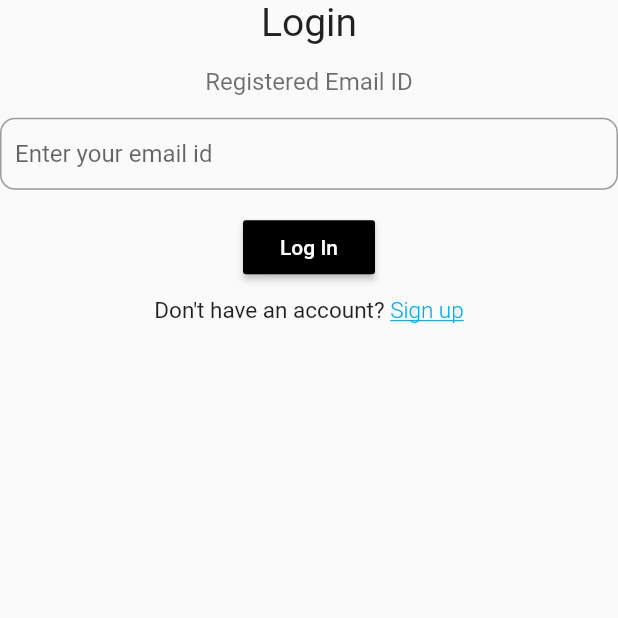
After one commit to Crazzygamerr/ToDo, a Flutter app: the Login screen opened directly, after a tap on "Sign up", on a phone screen of 412 x 824 dp, the top half of it. The commit adds this screen. Run offline on Flutter 3.47's test engine with Material 2 defaults, Android fonts, the phone set to English and light mode, and no system bars; our stand-ins replace cloud_firestore, firebase_auth, firebase_core, flutter_screenutil, google_fonts; accounts and stored records are empty.

Commit message:
Added Login

```diff
--- /dev/null
+++ b/lib/Login.dart
@@ -0,0 +1,63 @@
+import 'package:ToDo/HomeScreen.dart';
+import 'package:ToDo/Widgets/CreateAcc.dart';
+import 'package:ToDo/Widgets/LoginScreen.dart';
+import 'package:flutter/material.dart';
+import 'package:flutter_screenutil/flutter_screenutil.dart';
+
+class Login extends StatefulWidget {
+  @override
+  _LoginState createState() => _LoginState();
+}
+
+class _LoginState extends State<Login> {
+  PageController pageCon = new PageController(initialPage: 0);
+
+  @override
+  Widget build(BuildContext context) {
+    ScreenUtil.init(context,
+        width: 411.4, height: 866.3, allowFontScaling: true);
+
+    return Scaffold(
+      body: PageView(
+        controller: pageCon,
+        physics: NeverScrollableScrollPhysics(),
+        children: [
+
+          CreateAcc(),
+
+          LoginScreen(),
+
+          Container(
+            child: Column(
+              children: [
+                Text("Are you sure you want to proceed as guest?"),
+                Text("Sync will not be available across android devices."),
+                Row(
+                  children: [
+                    RaisedButton(
+                      onPressed: () {
+                        Navigator.pop(context);
+                      },
+                      child: Text("Back"),
+                    ),
+                    RaisedButton(
+                      onPressed: () {
+                        Navigator.pushAndRemoveUntil(
+                            context,
+                            new MaterialPageRoute(
+                                builder: (context) => HomeScreen()),
+                            (route) => false);
+                      },
+                      child: Text("Back"),
+                    )
+                  ],
+                ),
+              ],
+            ),
+          ),
+
+        ],
+      ),
+    );
+  }
+}
--- /dev/null
+++ b/lib/Widgets/CreateAcc.dart
@@ -0,0 +1,123 @@
+import 'package:flutter/material.dart';
+import 'package:flutter_screenutil/flutter_screenutil.dart';
+
+class CreateAcc extends StatefulWidget {
+  @override
+  _CreateAccState createState() => _CreateAccState();
+}
+
+class _CreateAccState extends State<CreateAcc> {
+  @override
+  Widget build(BuildContext context) {
+
+    ScreenUtil.init(context,
+        width: 411.4, height: 866.3, allowFontScaling: true);
+
+    return Container(
+      child: Container(
+            child: Column(
+              children: [
+
+                Text(
+                  "Login",
+                  style: TextStyle(fontSize: ScreenUtil().setSp(26)),
+                  textAlign: TextAlign.start,
+                ),
+
+                Padding(
+                  padding: EdgeInsets.fromLTRB(
+                      ScreenUtil().setWidth(0),
+                      ScreenUtil().setHeight(15),
+                      ScreenUtil().setWidth(0),
+                      ScreenUtil().setHeight(0)),
+                  child: Opacity(
+                    opacity: 0.65,
+                    child: Text(
+                      "Registered Email ID",
+                      style: TextStyle(fontSize: ScreenUtil().setSp(16)),
+                      textAlign: TextAlign.start,
+                    ),
+                  ),
+                ),
+                Padding(
+                  padding: EdgeInsets.fromLTRB(
+                      ScreenUtil().setWidth(0),
+                      ScreenUtil().setHeight(15),
+                      ScreenUtil().setWidth(0),
+                      ScreenUtil().setHeight(5)),
+                  child: Form(
+                    child: TextFormField(
+                      //controller: textCon,
+                      keyboardType: TextInputType.emailAddress,
+                      textAlign: TextAlign.start,
+                      onChanged: (String s) {
+
+                      },
+                      onEditingComplete: () {
+                      },
+                      validator: (value) {
+
+                      },
+                      decoration: InputDecoration(
+                        border: OutlineInputBorder(
+                          borderRadius: BorderRadius.circular(10),
+                        ),
+                        contentPadding: EdgeInsets.fromLTRB(
+                            ScreenUtil().setWidth(10),
+                            ScreenUtil().setHeight(10),
+                            ScreenUtil().setWidth(10),
+                            ScreenUtil().setHeight(10)),
+                        hintText: "Enter your email id",
+                      ),
+                    ),
+                  ),
+                ),
+                Container(
+                  padding:
+                      EdgeInsets.fromLTRB(0, ScreenUtil().setHeight(10), 0, 0),
+                  alignment: Alignment.bottomCenter,
+                  child: RaisedButton(
+                    color: Colors.black,
+                    child: Text(
+                      "Log In",
+                      style: TextStyle(color: Colors.white),
+                    ),
+                    onPressed: () {
+                      //pushOTP();
+                    },
+                  ),
+                ),
+                Container(
+                  padding: EdgeInsets.fromLTRB(0, ScreenUtil().setHeight(10), 0,
+                      ScreenUtil().setHeight(10)),
+                  child: Row(
+                    mainAxisAlignment: MainAxisAlignment.center,
+                    children: <Widget>[
+                      Text(
+                        "Don't have an account? ",
+                        style: TextStyle(fontSize: ScreenUtil().setSp(15)),
+                      ),
+                      GestureDetector(
+                        child: Text(
+                          "Sign up",
+                          style: TextStyle(
+                              fontSize: ScreenUtil().setSp(15),
+                              fontWeight: FontWeight.w300,
+                              decoration: TextDecoration.underline,
+                              color: Colors.lightBlue),
+                          textAlign: TextAlign.start,
+                        ),
+                        onTap: () {
+                          FocusScope.of(context).unfocus();
+                          //pageCon.jumpToPage(0);
+                        },
+                      ),
+                    ],
+                  ),
+                ),
+              ],
+            ),
+          ),
+    );
+  }
+}
--- /dev/null
+++ b/lib/Widgets/LoginScreen.dart
@@ -0,0 +1,122 @@
+import 'package:flutter/material.dart';
+import 'package:flutter_screenutil/flutter_screenutil.dart';
+
+class LoginScreen extends StatefulWidget {
+  @override
+  _LoginScreenState createState() => _LoginScreenState();
+}
+
+class _LoginScreenState extends State<LoginScreen> {
+
+  @override
+  Widget build(BuildContext context) {
+
+    ScreenUtil.init(context,
+        width: 411.4, height: 866.3, allowFontScaling: true);
+
+    return Container(
+            child: Column(
+              children: [
+
+                Text(
+                  "Login",
+                  style: TextStyle(fontSize: ScreenUtil().setSp(26)),
+                  textAlign: TextAlign.start,
+                ),
+
+                Padding(
+                  padding: EdgeInsets.fromLTRB(
+                      ScreenUtil().setWidth(0),
+                      ScreenUtil().setHeight(15),
+                      ScreenUtil().setWidth(0),
+                      ScreenUtil().setHeight(0)),
+                  child: Opacity(
+                    opacity: 0.65,
+                    child: Text(
+                      "Registered Email ID",
+                      style: TextStyle(fontSize: ScreenUtil().setSp(16)),
+                      textAlign: TextAlign.start,
+                    ),
+                  ),
+                ),
+                Padding(
+                  padding: EdgeInsets.fromLTRB(
+                      ScreenUtil().setWidth(0),
+                      ScreenUtil().setHeight(15),
+                      ScreenUtil().setWidth(0),
+                      ScreenUtil().setHeight(5)),
+                  child: Form(
+                    child: TextFormField(
+                      //controller: textCon,
+                      keyboardType: TextInputType.emailAddress,
+                      textAlign: TextAlign.start,
+                      onChanged: (String s) {
+
+                      },
+                      onEditingComplete: () {
+                      },
+                      validator: (value) {
+
+                      },
+                      decoration: InputDecoration(
+                        border: OutlineInputBorder(
+                          borderRadius: BorderRadius.circular(10),
+                        ),
+                        contentPadding: EdgeInsets.fromLTRB(
+                            ScreenUtil().setWidth(10),
+                            ScreenUtil().setHeight(10),
+                            ScreenUtil().setWidth(10),
+                            ScreenUtil().setHeight(10)),
+                        hintText: "Enter your email id",
+                      ),
+                    ),
+                  ),
+                ),
+                Container(
+                  padding:
+                      EdgeInsets.fromLTRB(0, ScreenUtil().setHeight(10), 0, 0),
+                  alignment: Alignment.bottomCenter,
+                  child: RaisedButton(
+                    color: Colors.black,
+                    child: Text(
+                      "Log In",
+                      style: TextStyle(color: Colors.white),
+                    ),
+                    onPressed: () {
+                      //pushOTP();
+                    },
+                  ),
+                ),
+                Container(
+                  padding: EdgeInsets.fromLTRB(0, ScreenUtil().setHeight(10), 0,
+                      ScreenUtil().setHeight(10)),
+                  child: Row(
+                    mainAxisAlignment: MainAxisAlignment.center,
+                    children: <Widget>[
+                      Text(
+                        "Don't have an account? ",
+                        style: TextStyle(fontSize: ScreenUtil().setSp(15)),
+                      ),
+                      GestureDetector(
+                        child: Text(
+                          "Sign up",
+                          style: TextStyle(
+                              fontSize: ScreenUtil().setSp(15),
+                              fontWeight: FontWeight.w300,
+                              decoration: TextDecoration.underline,
+                              color: Colors.lightBlue),
+                          textAlign: TextAlign.start,
+                        ),
+                        onTap: () {
+                          FocusScope.of(context).unfocus();
+                          //pageCon.jumpToPage(0);
+                        },
+                      ),
+                    ],
+                  ),
+                ),
+              ],
+            ),
+          );
+  }
+}
--- a/lib/main.dart
+++ b/lib/main.dart
@@ -78,7 +78,14 @@ class _LoadingState extends State<Loading> {
             height: ScreenUtil().setHeight(75)
           ),
 
+          Container(
+            height: 1,
+            width: ScreenUtil().setWidth(410),
+            color: Colors.grey
+          ),
+
           RaisedButton(
+            color: Colors.white,
             child: Container(
               child: Text("Log in with email"),
               width: ScreenUtil().setWidth(200),
@@ -93,7 +100,14 @@ class _LoadingState extends State<Loading> {
             },
           ),
 
+          Container(
+            height: 1,
+            width: ScreenUtil().setWidth(410),
+            color: Colors.grey
+          ),
+
           RaisedButton(
+            color: Colors.white,
             child: Container(
               child: Text("Create account"),
               width: ScreenUtil().setWidth(200),
@@ -108,7 +122,14 @@ class _LoadingState extends State<Loading> {
             },
           ),
 
+          Container(
+            height: 1,
+            width: ScreenUtil().setWidth(410),
+            color: Colors.grey
+          ),
+
           RaisedButton(
+            color: Colors.white,
             child: Container(
               child: Text("Continue as Guest"),
               width: ScreenUtil().setWidth(200),
@@ -123,6 +144,12 @@ class _LoadingState extends State<Loading> {
             },
           ),
 
+          Container(
+            height: 1,
+            width: ScreenUtil().setWidth(410),
+            color: Colors.grey
+          ),
+
         ],
       ),
     );
```
